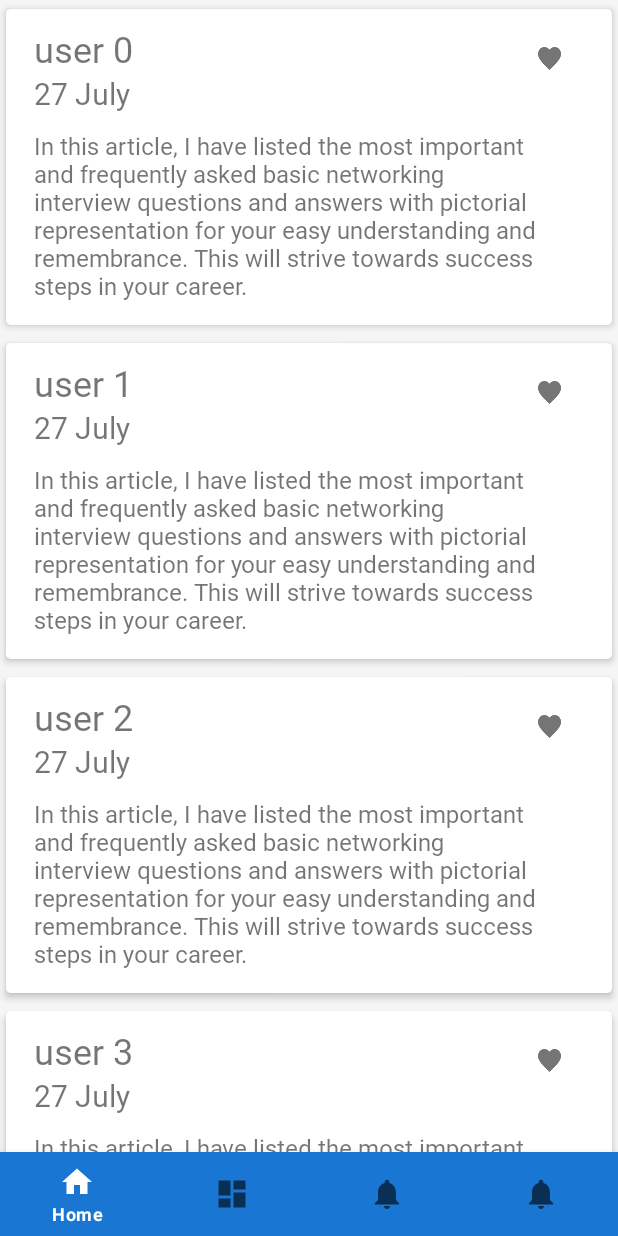
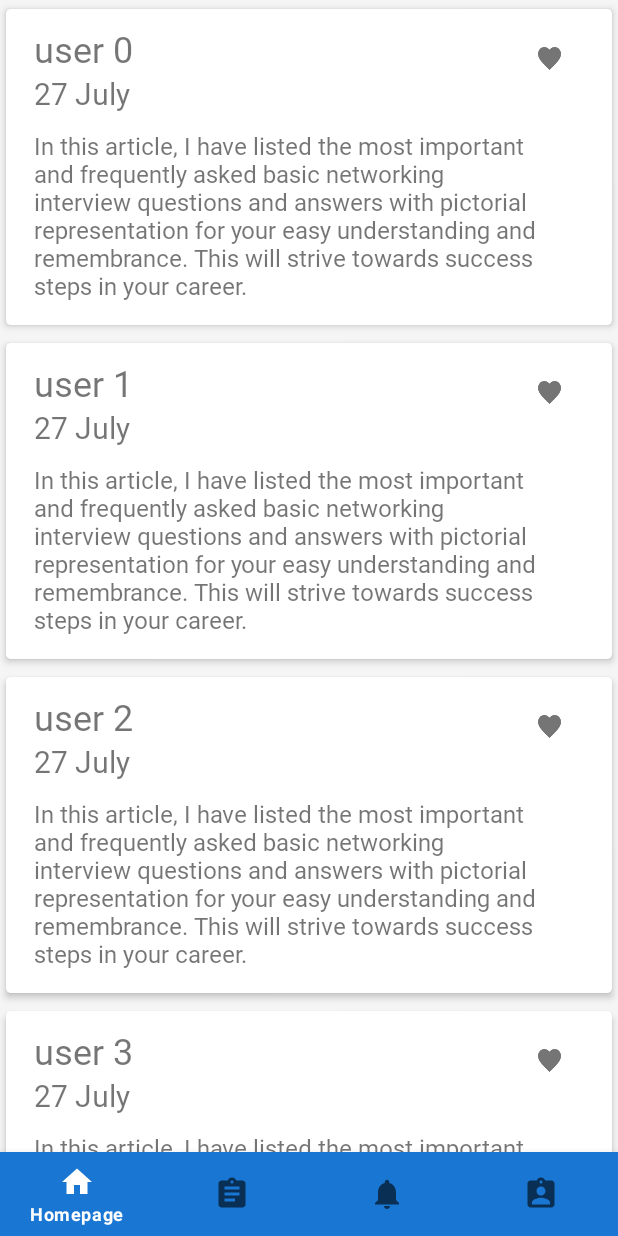
Before and after one commit to shituweian/AndroidClient, an Android app: the screen it shows after launch (MainActivity), on a phone screen of 412 x 824 dp. Run offline under Robolectric (Android 15) with nearby library versions, the light colour scheme and no system bars; our stand-ins replace navigation-ui; libraries missing offline, so code that uses them is left out: me.codeboy.android; plain views replace AlignTextView; 2 statements that could not run were skipped.

Commit message:
change the navigation bar.

```diff
--- /dev/null
+++ b/app/src/main/res/drawable/ic_baseline_assignment_24.xml
@@ -0,0 +1,5 @@
+<vector android:height="24dp" android:tint="#000000"
+    android:viewportHeight="24" android:viewportWidth="24"
+    android:width="24dp" xmlns:android="http://schemas.android.com/apk/res/android">
+    <path android:fillColor="@android:color/white" android:pathData="M19,3h-4.18C14.4,1.84 13.3,1 12,1c-1.3,0 -2.4,0.84 -2.82,2L5,3c-1.1,0 -2,0.9 -2,2v14c0,1.1 0.9,2 2,2h14c1.1,0 2,-0.9 2,-2L21,5c0,-1.1 -0.9,-2 -2,-2zM12,3c0.55,0 1,0.45 1,1s-0.45,1 -1,1 -1,-0.45 -1,-1 0.45,-1 1,-1zM14,17L7,17v-2h7v2zM17,13L7,13v-2h10v2zM17,9L7,9L7,7h10v2z"/>
+</vector>
--- /dev/null
+++ b/app/src/main/res/drawable/ic_baseline_assignment_ind_24.xml
@@ -0,0 +1,5 @@
+<vector android:height="24dp" android:tint="#000000"
+    android:viewportHeight="24" android:viewportWidth="24"
+    android:width="24dp" xmlns:android="http://schemas.android.com/apk/res/android">
+    <path android:fillColor="@android:color/white" android:pathData="M19,3h-4.18C14.4,1.84 13.3,1 12,1c-1.3,0 -2.4,0.84 -2.82,2L5,3c-1.1,0 -2,0.9 -2,2v14c0,1.1 0.9,2 2,2h14c1.1,0 2,-0.9 2,-2L21,5c0,-1.1 -0.9,-2 -2,-2zM12,3c0.55,0 1,0.45 1,1s-0.45,1 -1,1 -1,-0.45 -1,-1 0.45,-1 1,-1zM12,7c1.66,0 3,1.34 3,3s-1.34,3 -3,3 -3,-1.34 -3,-3 1.34,-3 3,-3zM18,19L6,19v-1.4c0,-2 4,-3.1 6,-3.1s6,1.1 6,3.1L18,19z"/>
+</vector>
--- a/app/src/main/res/menu/bottom_nav_menu.xml
+++ b/app/src/main/res/menu/bottom_nav_menu.xml
@@ -8,7 +8,7 @@
 
     <item
         android:id="@+id/navigation_dashboard"
-        android:icon="@drawable/ic_dashboard_black_24dp"
+        android:icon="@drawable/ic_baseline_assignment_24"
         android:title="@string/title_dashboard" />
 
     <item
@@ -18,7 +18,7 @@
 
     <item
         android:id="@+id/navigation_information"
-        android:icon="@drawable/ic_notifications_black_24dp"
+        android:icon="@drawable/ic_baseline_assignment_ind_24"
         android:title="@string/title_information"    />
 
 </menu>
--- a/app/src/main/res/values/strings.xml
+++ b/app/src/main/res/values/strings.xml
@@ -1,7 +1,7 @@
 <resources>
     <string name="app_name">AndroidClient</string>
-    <string name="title_home">Home</string>
-    <string name="title_dashboard">Dashboard</string>
+    <string name="title_home">Homepage</string>
+    <string name="title_dashboard">Knowledge</string>
     <string name="title_notifications">Notifications</string>
-    <string name="title_information">Information</string>
+    <string name="title_information">Profile</string>
 </resources>
```
